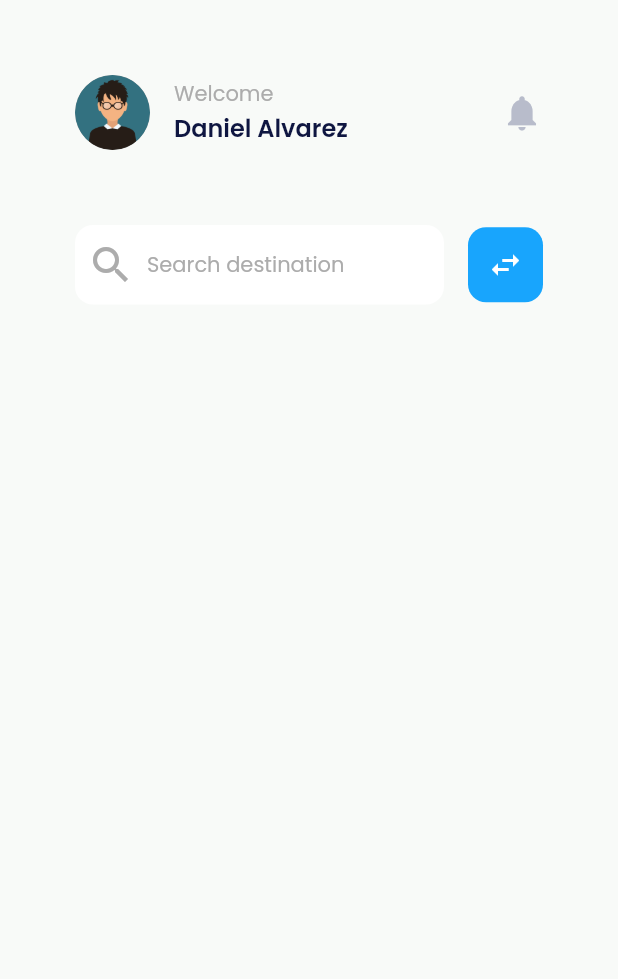
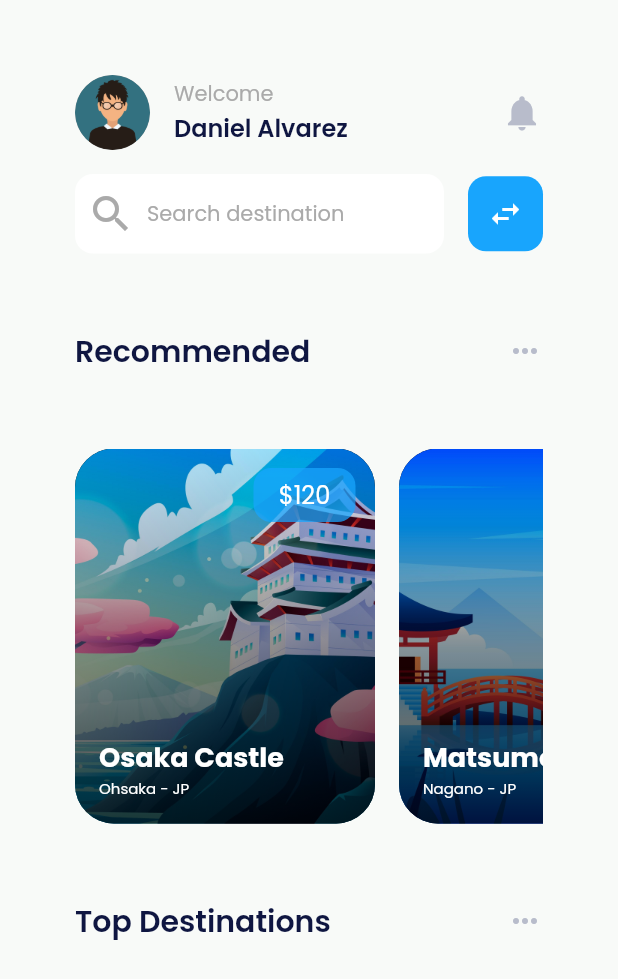
Before and after one commit to djag07907/travel_app, a Flutter app: the screen it shows after launch, on a phone screen of 412 x 824 dp. Shown: the top 979 px of the screen. Run offline on Flutter 3.47's test engine with Material 2 defaults, Android fonts, the light colour scheme and no system bars; our stand-ins replace google_fonts.

Commit message:
Recommended section with item list
PD: Overflow when opening search bar

```diff
--- /dev/null
+++ b/lib/components/card_recommended.dart
@@ -0,0 +1,89 @@
+// <!-- -----------------------------------------------------------------
+// @copyright    (C) 2023 SoAS
+// @file         File.jsx
+// @author       Daniel Alvarez <josamogax@gmail.com>
+// @brief        File description.
+// @details
+// ------------------------------------------------------------------ -->
+
+import 'package:flutter/material.dart';
+import 'package:travel_app/utils/styles.dart';
+
+class CardRecommended extends StatelessWidget {
+  const CardRecommended(
+      {super.key,
+      required this.image,
+      required this.name,
+      required this.price,
+      required this.location});
+
+  final String image;
+  final String name;
+  final String price;
+  final String location;
+
+  @override
+  Widget build(BuildContext context) {
+    return Container(
+      margin: EdgeInsets.only(right: small),
+      decoration: BoxDecoration(
+          color: black,
+          borderRadius: BorderRadius.circular(26),
+          image: DecorationImage(image: AssetImage(image), fit: BoxFit.cover)),
+      height: 250,
+      width: 200,
+      child: Container(
+        decoration: BoxDecoration(
+          borderRadius: BorderRadius.circular(26),
+          gradient: const LinearGradient(
+            colors: [Color.fromRGBO(0, 0, 0, 0.75), Colors.transparent],
+            begin: Alignment.bottomCenter,
+            end: Alignment.topCenter,
+          ),
+        ),
+        child: Padding(
+          padding: EdgeInsets.only(left: small, bottom: small),
+          child: Column(
+            mainAxisAlignment: MainAxisAlignment.spaceBetween,
+            crossAxisAlignment: CrossAxisAlignment.start,
+            children: [
+              Row(
+                mainAxisAlignment: MainAxisAlignment.end,
+                children: [
+                  Padding(
+                    padding: const EdgeInsets.all(13.0),
+                    child: Container(
+                      width: 68,
+                      height: 36,
+                      decoration: BoxDecoration(
+                        // color: accentLight,
+                        // gradient: const LinearGradient(
+                        color: const Color.fromRGBO(24, 165, 253, 0.75),
+
+                        // ),
+                        borderRadius: BorderRadius.circular(12),
+                      ),
+                      child: Center(
+                        child: Text(
+                          '\$$price',
+                          style: pPrice,
+                        ),
+                      ),
+                    ),
+                  )
+                ],
+              ),
+              Column(
+                crossAxisAlignment: CrossAxisAlignment.start,
+                children: [
+                  Text(name, style: pBold),
+                  Text(location, style: pLocation),
+                ],
+              )
+            ],
+          ),
+        ),
+      ),
+    );
+  }
+}
--- /dev/null
+++ b/lib/components/labelSection.dart
@@ -0,0 +1,34 @@
+// <!-- -----------------------------------------------------------------
+// @copyright    (C) 2023 SoAS
+// @file         File.jsx
+// @author       Daniel Alvarez <josamogax@gmail.com>
+// @brief        File description.
+// @details
+// ------------------------------------------------------------------ -->
+
+import 'package:flutter/material.dart';
+import 'package:travel_app/utils/styles.dart';
+
+class LabelSection extends StatelessWidget {
+  const LabelSection({super.key, required this.labelText, required this.style});
+
+  final String labelText;
+  final TextStyle style;
+
+  @override
+  Widget build(BuildContext context) {
+    return Row(
+      mainAxisAlignment: MainAxisAlignment.spaceBetween,
+      children: [
+        Text(
+          labelText,
+          style: heading1,
+        ),
+        Icon(
+          Icons.more_horiz,
+          color: icon,
+        )
+      ],
+    );
+  }
+}
--- /dev/null
+++ b/lib/components/recommended.dart
@@ -0,0 +1,39 @@
+// <!-- -----------------------------------------------------------------
+// @copyright    (C) 2023 SoAS
+// @file         File.jsx
+// @author       Daniel Alvarez <josamogax@gmail.com>
+// @brief        File description.
+// @details
+// ------------------------------------------------------------------ -->
+
+import 'package:flutter/material.dart';
+import 'package:travel_app/components/card_recommended.dart';
+import 'package:travel_app/models/destination.dart';
+
+class Recommended extends StatelessWidget {
+  const Recommended({super.key});
+
+  @override
+  Widget build(BuildContext context) {
+    List<Destination> destinations = [
+      Destination('assets/images/palace.jpg', 'Osaka Castle', '120', 'Ohsaka - JP'),
+      Destination('assets/images/temple.jpg', 'Matsumoto Castle', '120', 'Nagano - JP'),
+      Destination('assets/images/arcs.jpg', 'Torii Gate', '120', 'Lake Tzakawa - JP'),
+      Destination('assets/images/arc.jpg', 'Itsukushima Shrine', '120', 'Itsukushima - JP'),
+    ];
+    return SizedBox(
+      height: 250,
+      child: ListView.builder(
+        shrinkWrap: true,
+        physics: const BouncingScrollPhysics(),
+        scrollDirection: Axis.horizontal,
+        itemCount: destinations.length,
+        itemBuilder: (context, index) {
+          var dest = destinations[index];
+          return CardRecommended(
+              image: dest.image, name: dest.name, price: dest.price, location: dest.location);
+        },
+      ),
+    );
+  }
+}
--- a/lib/components/search.dart
+++ b/lib/components/search.dart
@@ -14,7 +14,8 @@ class SearchSection extends StatelessWidget {
 
   @override
   Widget build(BuildContext context) {
-    return Row(
+    return SingleChildScrollView(
+      child: Row(
         children: [
           Expanded(
             child: TextField(
@@ -44,6 +45,7 @@ class SearchSection extends StatelessWidget {
             child: Icon(Icons.swap_horiz, color: white),
           )
         ],
+      ),
     );
   }
 }
--- a/lib/main.dart
+++ b/lib/main.dart
@@ -7,7 +7,7 @@
 // ------------------------------------------------------------------ -->
 
 import 'package:flutter/material.dart';
-import 'package:travel_app/pages/HomePage.dart';
+import 'package:travel_app/pages/homePage.dart';
 
 void main() {
   runApp(const MyApp());
--- /dev/null
+++ b/lib/models/destination.dart
@@ -0,0 +1,16 @@
+// <!-- -----------------------------------------------------------------
+// @copyright    (C) 2023 SoAS
+// @file         File.jsx
+// @author       Daniel Alvarez <josamogax@gmail.com>
+// @brief        File description.
+// @details
+// ------------------------------------------------------------------ -->
+
+class Destination {
+  final String image;
+  final String name;
+  final String price;
+  final String location;
+
+  Destination(this.image, this.name, this.price, this.location);
+}
--- a/lib/pages/homePage.dart
+++ b/lib/pages/homePage.dart
@@ -8,6 +8,8 @@
 
 import 'package:flutter/material.dart';
 import 'package:travel_app/components/heading.dart';
+import 'package:travel_app/components/labelSection.dart';
+import 'package:travel_app/components/recommended.dart';
 import 'package:travel_app/components/search.dart';
 import 'package:travel_app/utils/styles.dart';
 
@@ -30,9 +32,24 @@ class _HomePageState extends State<HomePage> {
             children: [
               const HeadingSection(),
               SizedBox(
+                height: small,
+              ),
+              const SearchSection(),
+              SizedBox(
                 height: medium,
               ),
-              const SearchSection(),
+              LabelSection(
+                labelText: 'Recommended',
+                style: heading1,
+              ),
+              SizedBox(
+                height: medium,
+              ),
+              const Recommended(),
+              SizedBox(
+                height: medium,
+              ),
+              LabelSection(labelText: 'Top Destinations', style: heading2)
             ],
           ),
         ),
--- a/lib/utils/styles.dart
+++ b/lib/utils/styles.dart
@@ -13,7 +13,7 @@ import 'package:google_fonts/google_fonts.dart';
 var accent = const Color(0xFF18A5FD);
 var accentLight = const Color(0xFF66ACE9);
 var heading = const Color(0xFF0F1641);
-var text = const Color(0xFFAAAAAAA);
+var text = const Color(0xFFAAAAAA);
 var icon = const Color(0xFFB8BCCB);
 var background = const Color(0xFFF8FAF8);
 var white = const Color(0xFFFFFFFF);
@@ -30,7 +30,8 @@ TextStyle pBold = GoogleFonts.poppins(fontSize: 18, fontWeight: FontWeight.w700,
 TextStyle p1 = GoogleFonts.poppins(fontSize: 14, fontWeight: FontWeight.w400, color: text);
 TextStyle p2 = GoogleFonts.poppins(fontSize: 12, fontWeight: FontWeight.w400, color: text);
 TextStyle p3 = GoogleFonts.poppins(fontSize: 10, fontWeight: FontWeight.w400, color: text);
-TextStyle pLocation = GoogleFonts.poppins(fontSize: 10, fontWeight: FontWeight.w400, color: text);
+TextStyle pLocation = GoogleFonts.poppins(fontSize: 10, fontWeight: FontWeight.w400, color: white);
+TextStyle pPrice = GoogleFonts.poppins(fontSize: 16, fontWeight: FontWeight.w400, color: white);
 
 // Gap
 var medium = 50.0;
```
Also changed, not shown: assets/images/arc.jpg (renamed from assets/images/4280591.jpg), assets/images/arcs.jpg (renamed from assets/images/4243126.jpg), assets/images/palace.jpg (renamed from assets/images/4243092.jpg), assets/images/temple.jpg (renamed from assets/images/4282077.jpg). Lines whose indentation alone changed are shown as unchanged.
